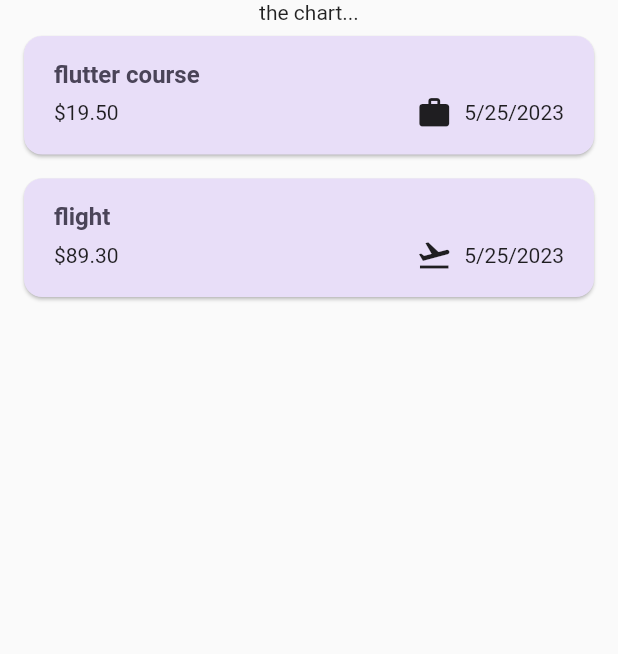
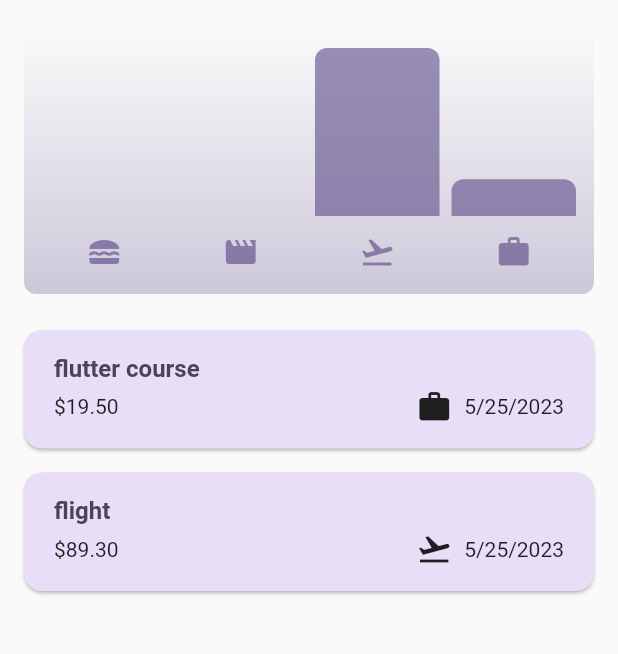
Before and after one commit to carlstep/expense_tracker, a Flutter app: the screen it shows after launch, on a phone screen of 412 x 824 dp, the part 84-738 px from its top. Run offline on Flutter 3.47's test engine with Material 2 defaults, Android fonts, the phone set to English and light mode, and no system bars.

Commit message:
final code

```diff
--- a/lib/widgets/expenses.dart
+++ b/lib/widgets/expenses.dart
@@ -2,6 +2,7 @@ import 'package:expense_tracker/widgets/expenses_list/expenses_list.dart';
 import 'package:expense_tracker/models/expense.dart';
 import 'package:expense_tracker/widgets/new_expense.dart';
 import 'package:flutter/material.dart';
+import 'package:expense_tracker/widgets/chart/chart.dart';
 
 class Expenses extends StatefulWidget {
   const Expenses({super.key});
@@ -95,7 +96,7 @@ class _ExpensesState extends State<Expenses> {
       ),
       body: Column(
         children: [
-          const Text('the chart...'),
+          Chart(expenses: _registeredExpenses),
           Expanded(
             child: mainContent,
           ),
```
